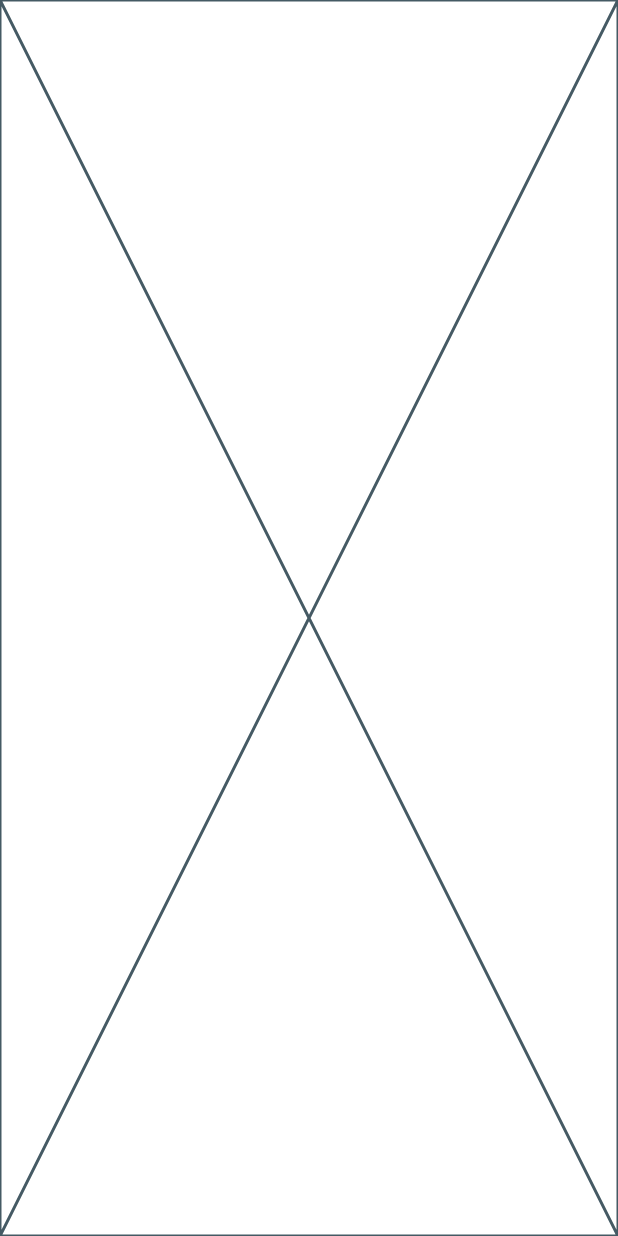
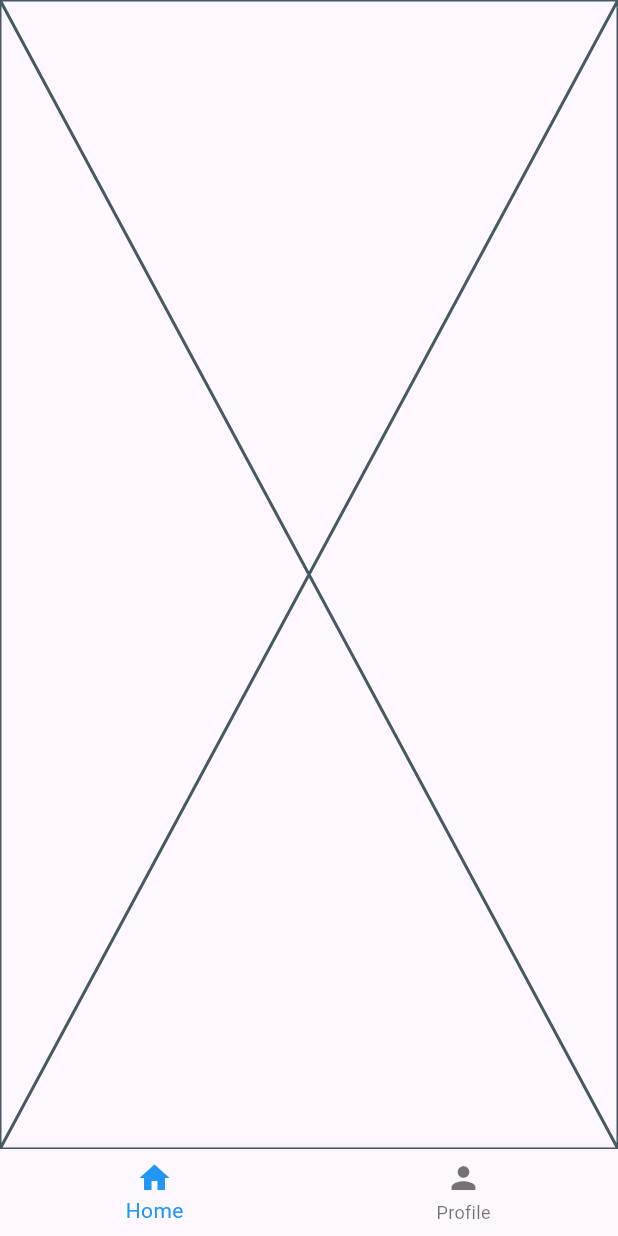
Before and after one commit to Sachin-Advait/sundial, a Flutter app: the screen it shows after launch, on a phone screen of 412 x 824 dp. Run offline on Flutter 3.47's test engine with Material 3 defaults, Android fonts, the phone set to English and light mode, and no system bars; our stand-ins replace flutter_easyloading, flutter_screenutil, get_it, lottie.

Commit message:
Created dashboard screen.

```diff
--- a/lib/modules/dashboard/dashboard_provider.dart
+++ b/lib/modules/dashboard/dashboard_provider.dart
@@ -1,3 +1,10 @@
 import 'package:flutter/material.dart';
 
-class DashboardProvider with ChangeNotifier {}
+class DashboardProvider with ChangeNotifier {
+  int selectedIndex = 0;
+
+  void changeSelectedIndex(int index) {
+    selectedIndex = index;
+    notifyListeners();
+  }
+}
--- a/lib/modules/dashboard/dashboard_view.dart
+++ b/lib/modules/dashboard/dashboard_view.dart
@@ -1,10 +1,29 @@
+import '../home/home_view.dart';
+import 'dashboard_provider.dart';
+import '../profile/profile_view.dart';
 import 'package:flutter/material.dart';
+import 'package:provider/provider.dart';
 
 class DashboardView extends StatelessWidget {
-  const DashboardView({super.key});
+  DashboardView({super.key});
+
+  final List<Widget> _screens = [const HomeView(), const ProfileView()];
 
   @override
   Widget build(BuildContext context) {
-    return const Placeholder();
+    return Scaffold(
+      body: SafeArea(
+        child: _screens[context.watch<DashboardProvider>().selectedIndex],
+      ),
+      bottomNavigationBar: BottomNavigationBar(
+        items: const [
+          BottomNavigationBarItem(icon: Icon(Icons.home), label: 'Home'),
+          BottomNavigationBarItem(icon: Icon(Icons.person), label: 'Profile'),
+        ],
+        currentIndex: context.watch<DashboardProvider>().selectedIndex,
+        selectedItemColor: Colors.blue,
+        onTap: context.read<DashboardProvider>().changeSelectedIndex,
+      ),
+    );
   }
 }
--- /dev/null
+++ b/lib/modules/home/home_view.dart
@@ -0,0 +1,10 @@
+import 'package:flutter/material.dart';
+
+class HomeView extends StatelessWidget {
+  const HomeView({super.key});
+
+  @override
+  Widget build(BuildContext context) {
+    return const Placeholder();
+  }
+}
--- a/lib/modules/splash/splash_view.dart
+++ b/lib/modules/splash/splash_view.dart
@@ -21,7 +21,9 @@ class _SplashViewState extends State<SplashView> {
   }
 
   void _checkAuthStateAndNavigate() {
-    GlobalKeys.navigatorKey.currentState!.pushReplacementNamed(Routes.LOGIN);
+    GlobalKeys.navigatorKey.currentState!.pushReplacementNamed(
+      Routes.DASHBOARD,
+    );
     // Check if user is authenticated
     // If authenticated, navigate to home
     // else navigate to login
--- a/lib/routes/pages.dart
+++ b/lib/routes/pages.dart
@@ -41,9 +41,9 @@ class Pages {
 
       case Routes.DASHBOARD:
         return _buildRoutes(
-          Provider(
+          ChangeNotifierProvider(
             create: (_) => getIt.get<DashboardProvider>(),
-            child: const DashboardView(),
+            child: DashboardView(),
           ),
 
           settings: settings,
```
Also changed, not shown: lib/modules/profile/profile_view.dart (added, +10 -0 lines).
